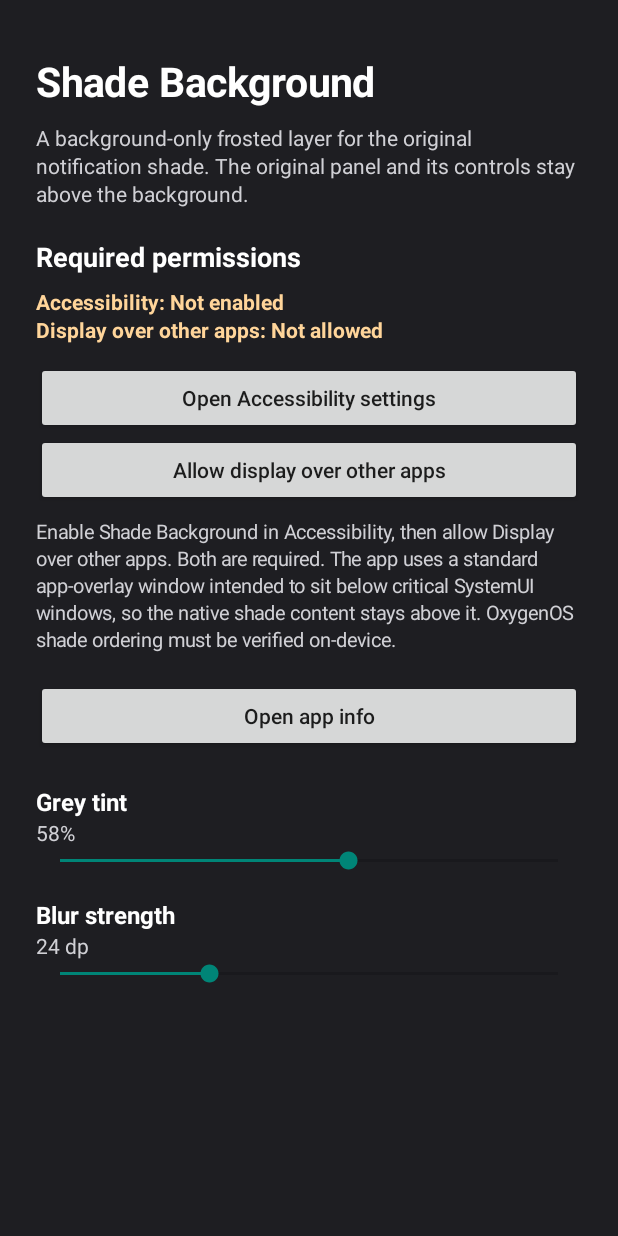
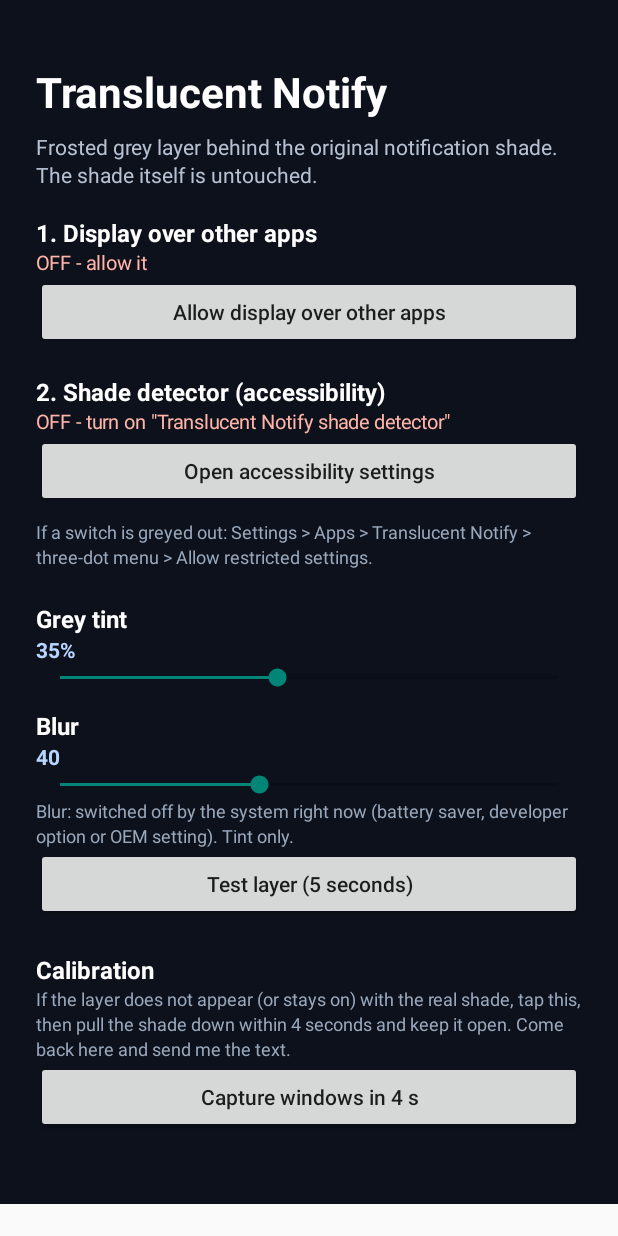
Before and after one commit to Wasifazhar00/Translucent-notify, an Android app: the screen it shows after launch (MainActivity), on a phone screen of 412 x 824 dp. Run offline under Robolectric (Android 15) with nearby library versions, the phone set to English and light mode, and no system bars.

Commit message:
v3: blur layer below the shade (TYPE_APPLICATION_OVERLAY), accessibility only detects shade

```diff
--- a/app/src/main/java/com/wasif/translucentnotify/MainActivity.kt
+++ b/app/src/main/java/com/wasif/translucentnotify/MainActivity.kt
@@ -1,155 +1,156 @@
 package com.wasif.translucentnotify
 
-import android.accessibilityservice.AccessibilityServiceInfo
 import android.app.Activity
-import android.content.ComponentName
+import android.content.Context
 import android.content.Intent
 import android.graphics.Color
+import android.graphics.Typeface
 import android.net.Uri
+import android.os.Build
 import android.os.Bundle
+import android.os.Handler
+import android.os.Looper
 import android.provider.Settings
-import android.view.Gravity
-import android.view.accessibility.AccessibilityManager
+import android.view.WindowManager
 import android.widget.Button
 import android.widget.LinearLayout
+import android.widget.ScrollView
 import android.widget.SeekBar
 import android.widget.TextView
+import android.widget.Toast
 
 class MainActivity : Activity() {
-    private lateinit var permissionStatus: TextView
-    private lateinit var tintLabel: TextView
-    private lateinit var blurLabel: TextView
+    private lateinit var overlayStatus: TextView
+    private lateinit var a11yStatus: TextView
+    private lateinit var blurStatus: TextView
+    private lateinit var dumpView: TextView
+    private val main = Handler(Looper.getMainLooper())
 
     override fun onCreate(savedInstanceState: Bundle?) {
         super.onCreate(savedInstanceState)
-        window.statusBarColor = Color.rgb(30,30,34)
-        window.navigationBarColor = Color.rgb(30,30,34)
+        window.statusBarColor = Color.rgb(12, 17, 27)
+        window.navigationBarColor = Color.rgb(12, 17, 27)
 
         val page = LinearLayout(this).apply {
             orientation = LinearLayout.VERTICAL
-            setPadding(dp(24),dp(36),dp(24),dp(28))
-            setBackgroundColor(Color.rgb(30,30,34))
+            setPadding(dp(24), dp(42), dp(24), dp(32))
+            setBackgroundColor(Color.rgb(12, 17, 27))
         }
-        setContentView(page)
+        setContentView(ScrollView(this).apply { addView(page) })
 
-        page.addView(label("Shade Background",27,Color.WHITE,true))
+        page.addView(label("Translucent Notify", 28, Color.WHITE, true))
         page.addView(label(
-            "A background-only frosted layer for the original notification shade. " +
-                "The original panel and its controls stay above the background.",
-            14,0xFFD0D0D5.toInt(),false
-        ).apply { setPadding(0,dp(10),0,dp(20)) })
+            "Frosted grey layer behind the original notification shade. The shade itself is untouched.",
+            14, 0xFFB7C1D2.toInt(), false
+        ).apply { setPadding(0, dp(8), 0, dp(18)) })
 
-        page.addView(label("Required permissions",18,Color.WHITE,true))
-        permissionStatus = label("",14,0xFFFFD59A.toInt(),true)
-        page.addView(permissionStatus.apply { setPadding(0,dp(8),0,dp(12)) })
+        page.addView(label("1. Display over other apps", 16, Color.WHITE, true))
+        overlayStatus = label("", 13, 0xFFB7C1D2.toInt(), false)
+        page.addView(overlayStatus)
+        page.addView(button("Allow display over other apps") {
+            startActivity(Intent(Settings.ACTION_MANAGE_OVERLAY_PERMISSION, Uri.parse("package:$packageName")))
+        })
 
-        page.addView(Button(this).apply {
-            text = "Open Accessibility settings"
-            isAllCaps = false
-            setOnClickListener { openServiceSettings() }
-        })
-        page.addView(Button(this).apply {
-            text = "Allow display over other apps"
-            isAllCaps = false
-            setOnClickListener { openOverlaySettings() }
+        page.addView(label("2. Shade detector (accessibility)", 16, Color.WHITE, true)
+            .apply { setPadding(0, dp(18), 0, 0) })
+        a11yStatus = label("", 13, 0xFFB7C1D2.toInt(), false)
+        page.addView(a11yStatus)
+        page.addView(button("Open accessibility settings") {
+            startActivity(Intent(Settings.ACTION_ACCESSIBILITY_SETTINGS))
         })
         page.addView(label(
-            "Enable Shade Background in Accessibility, then allow Display over other apps. " +
-                "Both are required. The app uses a standard app-overlay window intended to sit below critical SystemUI windows, so the native shade content stays above it. OxygenOS shade ordering must be verified on-device.",
-            13,0xFFD0D0D5.toInt(),false
-        ).apply { setPadding(0,dp(8),0,dp(18)) })
+            "If a switch is greyed out: Settings > Apps > Translucent Notify > three-dot menu > Allow restricted settings.",
+            12, 0xFF9AA8BC.toInt(), false
+        ).apply { setPadding(0, dp(8), 0, 0) })
 
-        page.addView(Button(this).apply {
-            text = "Open app info"
-            isAllCaps = false
-            setOnClickListener {
-                startActivity(Intent(Settings.ACTION_APPLICATION_DETAILS_SETTINGS).apply {
-                    data = Uri.fromParts("package", packageName, null)
-                })
-            }
+        page.addView(label("Grey tint", 16, Color.WHITE, true).apply { setPadding(0, dp(22), 0, 0) })
+        page.addView(slider(80, Prefs.tint(this), "%") { Prefs.setTint(this, it) })
+
+        page.addView(label("Blur", 16, Color.WHITE, true).apply { setPadding(0, dp(12), 0, 0) })
+        page.addView(slider(100, Prefs.blur(this), "") { Prefs.setBlur(this, it) })
+        blurStatus = label("", 12, 0xFF9AA8BC.toInt(), false)
+        page.addView(blurStatus)
+
+        page.addView(button("Test layer (5 seconds)") {
+            val s = ShadeBlurService.instance
+            if (s == null) toast("Turn on the shade detector first.")
+            else if (!Settings.canDrawOverlays(this)) toast("Allow display over other apps first.")
+            else s.preview()
         })
 
-        page.addView(label("Grey tint",16,Color.WHITE,true).apply { setPadding(0,dp(22),0,0) })
-        tintLabel = label("",14,0xFFD0D0D5.toInt(),false)
-        page.addView(tintLabel)
-        page.addView(SeekBar(this).apply {
-            max = 100
-            progress = Prefs.tintPercent(this@MainActivity)
-            tintLabel.text = progress.toString() + "%"
-            setOnSeekBarChangeListener(object: SeekBar.OnSeekBarChangeListener {
-                override fun onProgressChanged(s:SeekBar?,v:Int,fromUser:Boolean) {
-                    Prefs.setTintPercent(this@MainActivity,v)
-                    tintLabel.text = v.toString() + "% (applies next time shade opens)"
-                }
-                override fun onStartTrackingTouch(s:SeekBar?) = Unit
-                override fun onStopTrackingTouch(s:SeekBar?) = Unit
-            })
+        page.addView(label("Calibration", 16, Color.WHITE, true).apply { setPadding(0, dp(22), 0, 0) })
+        page.addView(label(
+            "If the layer does not appear (or stays on) with the real shade, tap this, then pull the shade down within 4 seconds and keep it open. Come back here and send me the text.",
+            12, 0xFF9AA8BC.toInt(), false
+        ))
+        page.addView(button("Capture windows in 4 s") {
+            val s = ShadeBlurService.instance
+            if (s == null) toast("Turn on the shade detector first.")
+            else main.postDelayed({ dumpView.text = s.dumpWindows() }, 4000)
         })
-
-        page.addView(label("Blur strength",16,Color.WHITE,true).apply { setPadding(0,dp(16),0,0) })
-        blurLabel = label("",14,0xFFD0D0D5.toInt(),false)
-        page.addView(blurLabel)
-        page.addView(SeekBar(this).apply {
-            max = 80
-            progress = Prefs.blurDp(this@MainActivity)
-            blurLabel.text = progress.toString() + " dp"
-            setOnSeekBarChangeListener(object: SeekBar.OnSeekBarChangeListener {
-                override fun onProgressChanged(s:SeekBar?,v:Int,fromUser:Boolean) {
-                    Prefs.setBlurDp(this@MainActivity,v)
-                    blurLabel.text = v.toString() + " dp (applies next time shade opens)"
-                }
-                override fun onStartTrackingTouch(s:SeekBar?) = Unit
-                override fun onStopTrackingTouch(s:SeekBar?) = Unit
-            })
-        })
+        dumpView = label("", 11, 0xFFD3DBE8.toInt(), false).apply {
+            typeface = Typeface.MONOSPACE
+            setTextIsSelectable(true)
+        }
+        page.addView(dumpView)
     }
 
     override fun onResume() {
         super.onResume()
-        if (::permissionStatus.isInitialized) refreshPermissionStatus()
+        val overlay = Settings.canDrawOverlays(this)
+        val a11y = Settings.Secure.getString(
+            contentResolver, Settings.Secure.ENABLED_ACCESSIBILITY_SERVICES
+        ).orEmpty().contains("$packageName/")
+        status(overlayStatus, overlay, "ON", "OFF - allow it")
+        status(a11yStatus, a11y, "ON", "OFF - turn on \"Translucent Notify shade detector\"")
+        val wm = getSystemService(Context.WINDOW_SERVICE) as WindowManager
+        blurStatus.text = when {
+            Build.VERSION.SDK_INT < 31 -> "Blur: not supported (Android 12+ needed). Tint only."
+            wm.isCrossWindowBlurEnabled -> "Blur: supported on this device."
+            else -> "Blur: switched off by the system right now (battery saver, developer option or OEM setting). Tint only."
+        }
     }
 
-    private fun openServiceSettings() {
-        startActivity(Intent(Settings.ACTION_ACCESSIBILITY_SETTINGS))
+    private fun status(v: TextView, ok: Boolean, on: String, off: String) {
+        v.text = if (ok) on else off
+        v.setTextColor(if (ok) 0xFF7FCEA9.toInt() else 0xFFFFB4A8.toInt())
     }
 
-    private fun openOverlaySettings() {
-        startActivity(Intent(
-            Settings.ACTION_MANAGE_OVERLAY_PERMISSION,
-            Uri.parse("package:$packageName")
-        ))
+    private fun slider(max: Int, start: Int, unit: String, onChange: (Int) -> Unit): LinearLayout {
+        val row = LinearLayout(this).apply { orientation = LinearLayout.VERTICAL }
+        val value = label("$start$unit", 14, 0xFFB8D5FF.toInt(), true)
+        row.addView(value)
+        row.addView(SeekBar(this).apply {
+            this.max = max
+            progress = start
+            setOnSeekBarChangeListener(object : SeekBar.OnSeekBarChangeListener {
+                override fun onProgressChanged(s: SeekBar?, p: Int, fromUser: Boolean) {
+                    value.text = "$p$unit"
+                    onChange(p)
+                }
+                override fun onStartTrackingTouch(s: SeekBar?) = Unit
+                override fun onStopTrackingTouch(s: SeekBar?) = Unit
+            })
+        })
+        return row
     }
 
-    private fun refreshPermissionStatus() {
-        val manager = getSystemService(ACCESSIBILITY_SERVICE) as AccessibilityManager
-        val expected = ComponentName(this, PanelAccessibilityService::class.java)
-        val enabled = manager.getEnabledAccessibilityServiceList(
-            AccessibilityServiceInfo.FEEDBACK_ALL_MASK
-        ).any { info ->
-            info.resolveInfo.serviceInfo.let {
-                it.packageName == expected.packageName && it.name == expected.className
-            }
+    private fun toast(m: String) = Toast.makeText(this, m, Toast.LENGTH_LONG).show()
+
+    private fun label(value: String, size: Int, color: Int, bold: Boolean) =
+        TextView(this).apply {
+            text = value
+            textSize = size.toFloat()
+            setTextColor(color)
+            if (bold) typeface = Typeface.DEFAULT_BOLD
+            setLineSpacing(dp(3).toFloat(), 1f)
         }
-        val overlayAllowed = Settings.canDrawOverlays(this)
-        permissionStatus.text = buildString {
-            append("Accessibility: ")
-            append(if (enabled) "Enabled" else "Not enabled")
-            append("\nDisplay over other apps: ")
-            append(if (overlayAllowed) "Allowed" else "Not allowed")
-        }
-        permissionStatus.setTextColor(
-            if (enabled && overlayAllowed) 0xFF8FE3A0.toInt() else 0xFFFFD59A.toInt()
-        )
+
+    private fun button(text: String, action: () -> Unit) = Button(this).apply {
+        this.text = text
+        isAllCaps = false
+        setOnClickListener { action() }
     }
 
-    private fun label(text:String,size:Int,color:Int,bold:Boolean) = TextView(this).apply {
-        this.text=text
-        textSize=size.toFloat()
-        setTextColor(color)
-        if (bold) setTypeface(typeface,android.graphics.Typeface.BOLD)
-        gravity=Gravity.START
-        setLineSpacing(dp(3).toFloat(),1f)
-    }
-
-    private fun dp(v:Int) = (v*resources.displayMetrics.density).toInt()
+    private fun dp(v: Int) = (v * resources.displayMetrics.density).toInt()
 }
--- /dev/null
+++ b/app/src/main/java/com/wasif/translucentnotify/NotificationStore.kt
@@ -0,0 +1,3 @@
+package com.wasif.translucentnotify
+
+// Removed in v3 (no notification listener, no replacement panel).
--- /dev/null
+++ b/app/src/main/java/com/wasif/translucentnotify/PanelNotificationListener.kt
@@ -0,0 +1,3 @@
+package com.wasif.translucentnotify
+
+// Removed in v3 (no notification listener, no replacement panel).
--- a/app/src/main/java/com/wasif/translucentnotify/Prefs.kt
+++ b/app/src/main/java/com/wasif/translucentnotify/Prefs.kt
@@ -3,38 +3,13 @@ package com.wasif.translucentnotify
 import android.content.Context
 
 object Prefs {
-    private const val FILE = "shade_background"
+    private fun sp(c: Context) = c.getSharedPreferences("shade", Context.MODE_PRIVATE)
 
-    fun tintPercent(c: Context) =
-        c.getSharedPreferences(FILE, 0).getInt("tint_percent", 58).coerceIn(0, 100)
+    /** Grey tint strength, 0..80 percent. */
+    fun tint(c: Context) = sp(c).getInt("tint", 35).coerceIn(0, 80)
+    fun setTint(c: Context, v: Int) = sp(c).edit().putInt("tint", v.coerceIn(0, 80)).apply()
 
-    fun setTintPercent(c: Context, v: Int) {
-        c.getSharedPreferences(FILE, 0).edit()
-            .putInt("tint_percent", v.coerceIn(0, 100)).apply()
-    }
-
-    // 0 = soft grey, 1 = charcoal, 2 = deep black, 3 = blue-grey.
-    fun tintColor(c: Context) =
-        c.getSharedPreferences(FILE, 0).getInt("tint_color", 1).coerceIn(0, 3)
-
-    fun setTintColor(c: Context, v: Int) {
-        c.getSharedPreferences(FILE, 0).edit()
-            .putInt("tint_color", v.coerceIn(0, 3)).apply()
-    }
-
-    fun blurDp(c: Context) =
-        c.getSharedPreferences(FILE, 0).getInt("blur_dp", 24).coerceIn(0, 80)
-
-    fun setBlurDp(c: Context, v: Int) {
-        c.getSharedPreferences(FILE, 0).edit()
-            .putInt("blur_dp", v.coerceIn(0, 80)).apply()
-    }
-
-    fun blurEnabled(c: Context) =
-        c.getSharedPreferences(FILE, 0).getBoolean("blur_enabled", false)
-
-    fun setBlurEnabled(c: Context, enabled: Boolean) {
-        c.getSharedPreferences(FILE, 0).edit()
-            .putBoolean("blur_enabled", enabled).apply()
-    }
+    /** Blur strength, 0..100 (dp of blur radius). */
+    fun blur(c: Context) = sp(c).getInt("blur", 40).coerceIn(0, 100)
+    fun setBlur(c: Context, v: Int) = sp(c).edit().putInt("blur", v.coerceIn(0, 100)).apply()
 }
--- a/app/src/main/res/values/strings.xml
+++ b/app/src/main/res/values/strings.xml
@@ -1,5 +1,4 @@
 <?xml version="1.0" encoding="utf-8"?>
 <resources>
-    <string name="accessibility_service_label">Shade Background</string>
-    <string name="a11y_description">Detects when the system notification shade is open and shows a background-only translucent layer underneath it. Does not read or store notification text.</string>
+    <string name="a11y_description">Only detects when the notification shade is open or closed so a blur layer can be shown behind it. It does not read, store or send any screen content and does not touch gestures.</string>
 </resources>
```
Also changed, not shown: app/build.gradle.kts (+4 -3 lines), app/src/main/AndroidManifest.xml (+9 -7 lines), app/src/main/java/com/wasif/translucentnotify/PanelAccessibilityService.kt (+1 -196 lines), app/src/main/java/com/wasif/translucentnotify/ShadeBlurService.kt (added, +141 -0 lines), app/src/main/res/xml/accessibility_service_config.xml (+6 -6 lines), 1 other file.
